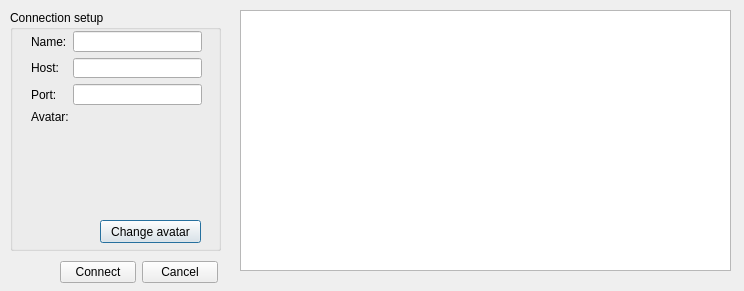
Above: src/connectiondialog.ui from Mogara/QSanguosha before the change. Below: the same form after it.
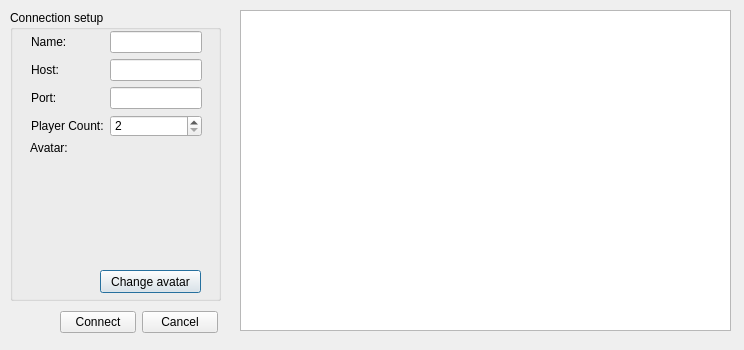
That is the form after the change.

Commit message: Add player count

```diff
--- a/src/connectiondialog.ui
+++ b/src/connectiondialog.ui
@@ -10,7 +10,7 @@
     <x>0</x>
     <y>0</y>
     <width>744</width>
-    <height>291</height>
+    <height>350</height>
    </rect>
   </property>
   <property name="windowTitle">
@@ -22,7 +22,7 @@
      <x>10</x>
      <y>10</y>
      <width>211</width>
-     <height>241</height>
+     <height>291</height>
     </rect>
    </property>
    <property name="title">
@@ -31,8 +31,8 @@
    <widget class="QLabel" name="avatarPixmap">
     <property name="geometry">
      <rect>
-      <x>80</x>
-      <y>100</y>
+      <x>60</x>
+      <y>160</y>
       <width>100</width>
       <height>100</height>
      </rect>
@@ -54,7 +54,7 @@
     <property name="geometry">
      <rect>
       <x>90</x>
-      <y>210</y>
+      <y>260</y>
       <width>101</width>
       <height>23</height>
      </rect>
@@ -66,8 +66,8 @@
    <widget class="QLabel" name="avatarLabel">
     <property name="geometry">
      <rect>
-      <x>21</x>
-      <y>99</y>
+      <x>20</x>
+      <y>130</y>
       <width>42</width>
       <height>16</height>
      </rect>
@@ -76,13 +76,13 @@
      <string>Avatar:</string>
     </property>
    </widget>
-   <widget class="QWidget" name="">
+   <widget class="QWidget" name="layoutWidget">
     <property name="geometry">
      <rect>
       <x>21</x>
       <y>21</y>
       <width>171</width>
-      <height>74</height>
+      <height>106</height>
      </rect>
     </property>
     <layout class="QFormLayout" name="formLayout">
@@ -112,7 +112,7 @@
      <item row="1" column="1">
       <widget class="QLineEdit" name="hostLineEdit"/>
      </item>
-     <item row="2" column="0">
+     <item row="3" column="0">
       <widget class="QLabel" name="portLabel">
        <property name="text">
         <string>Port:</string>
@@ -122,9 +122,26 @@
        </property>
       </widget>
      </item>
-     <item row="2" column="1">
+     <item row="3" column="1">
       <widget class="QLineEdit" name="portLineEdit"/>
      </item>
+     <item row="4" column="0">
+      <widget class="QLabel" name="playerCountLabel">
+       <property name="text">
+        <string>Player Count:</string>
+       </property>
+      </widget>
+     </item>
+     <item row="4" column="1">
+      <widget class="QSpinBox" name="spinBox">
+       <property name="minimum">
+        <number>2</number>
+       </property>
+       <property name="maximum">
+        <number>8</number>
+       </property>
+      </widget>
+     </item>
     </layout>
    </widget>
   </widget>
@@ -134,7 +151,7 @@
      <x>240</x>
      <y>10</y>
      <width>491</width>
-     <height>261</height>
+     <height>321</height>
     </rect>
    </property>
    <property name="iconSize">
@@ -150,11 +167,11 @@
     <enum>QListView::IconMode</enum>
    </property>
   </widget>
-  <widget class="QWidget" name="">
+  <widget class="QWidget" name="layoutWidget">
    <property name="geometry">
     <rect>
      <x>60</x>
-     <y>260</y>
+     <y>310</y>
      <width>158</width>
      <height>25</height>
     </rect>
```
The commit also changes 14 other files.
